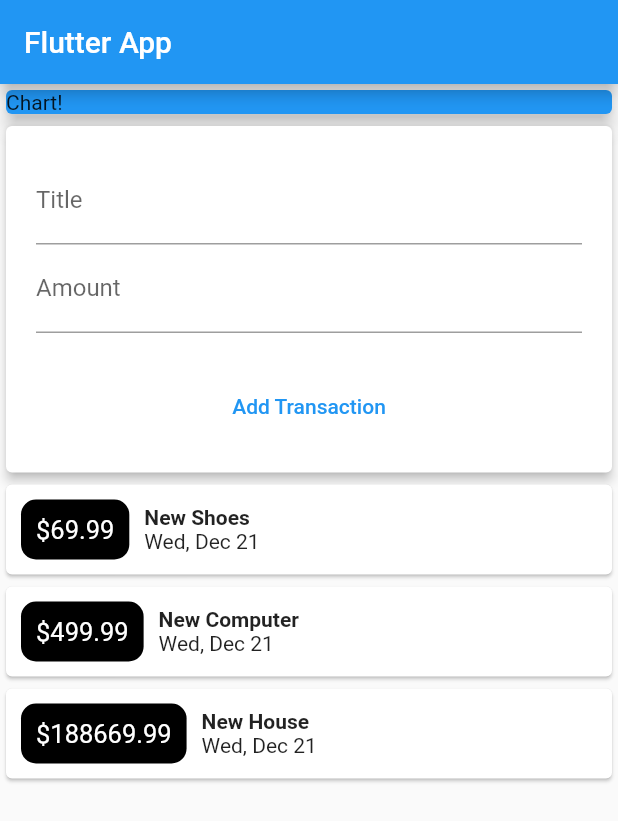
After one commit to edewindt/expense-tracker-desktop, a Flutter app: the screen it shows after launch, on a phone screen of 412 x 824 dp. The commit adds this screen. Shown: the top 821 px of the screen. Run offline on Flutter 3.47's test engine with Material 2 defaults, Android fonts, the phone set to English and light mode, and no system bars.

Commit message:
huge restructuring

```diff
--- /dev/null
+++ b/lib/new_transaction.dart
@@ -0,0 +1,36 @@
+import 'package:flutter/material.dart';
+
+class NewTransaction extends StatelessWidget {
+  NewTransaction({super.key});
+  final titleController = TextEditingController();
+  final amountController = TextEditingController();
+  @override
+  Widget build(BuildContext context) {
+    return Card(
+      elevation: 3,
+      child: Container(
+        padding: const EdgeInsets.all(20),
+        child: Column(
+          children: [
+            TextField(
+              decoration: InputDecoration(labelText: 'Title'),
+              controller: titleController,
+            ),
+            TextField(
+              decoration: InputDecoration(labelText: 'Amount'),
+              controller: amountController,
+            ),
+            Container(
+                margin: const EdgeInsets.only(top: 25),
+                child: TextButton(
+                    onPressed: (() {
+                      print(
+                          '${titleController.text}, ${amountController.text}');
+                    }),
+                    child: const Text('Add Transaction')))
+          ],
+        ),
+      ),
+    );
+  }
+}
--- /dev/null
+++ b/lib/transaction_list.dart
@@ -0,0 +1,44 @@
+import 'package:flutter/material.dart';
+import './transactions.dart';
+import 'package:intl/intl.dart';
+
+class TransactionList extends StatelessWidget {
+  const TransactionList(this.transactions, {super.key});
+  final List<Transaction> transactions;
+  @override
+  Widget build(BuildContext context) {
+    return Column(
+      children: [
+        for (Transaction transaction in transactions)
+          Card(
+            child: Row(
+              children: [
+                Container(
+                  margin: const EdgeInsets.all(10),
+                  decoration: const BoxDecoration(
+                      color: Colors.black,
+                      borderRadius: BorderRadius.all(Radius.circular(10))),
+                  padding: const EdgeInsets.all(10),
+                  child: Text(
+                    '\$${transaction.amount}',
+                    textAlign: TextAlign.center,
+                    style: const TextStyle(color: Colors.white, fontSize: 17),
+                  ),
+                ),
+                Column(
+                  crossAxisAlignment: CrossAxisAlignment.start,
+                  children: [
+                    Text(
+                      transaction.title,
+                      style: const TextStyle(fontWeight: FontWeight.bold),
+                    ),
+                    Text(DateFormat().add_MMMEd().format(transaction.date))
+                  ],
+                )
+              ],
+            ),
+          )
+      ],
+    );
+  }
+}
--- /dev/null
+++ b/lib/user_transaction.dart
@@ -0,0 +1,45 @@
+import 'package:flutter/material.dart';
+import './transaction_list.dart';
+import './new_transaction.dart';
+import './transactions.dart';
+
+import 'package:flutter/material.dart';
+
+class UserTransactions extends StatefulWidget {
+  const UserTransactions({super.key});
+
+  @override
+  State<UserTransactions> createState() => _UserTransactionsState();
+}
+
+class _UserTransactionsState extends State<UserTransactions> {
+  final List<Transaction> transactions = [
+    Transaction(
+        id: 't1', amount: 69.99, date: DateTime.now(), title: 'New Shoes'),
+    Transaction(
+        id: 't2', amount: 499.99, date: DateTime.now(), title: 'New Computer'),
+    Transaction(
+        id: 't3', amount: 188669.99, date: DateTime.now(), title: 'New House')
+  ];
+
+  void addTransaction(String title, double amount) {
+    final newTx = Transaction(
+        id: DateTime.now().toString(),
+        amount: amount,
+        date: DateTime.now(),
+        title: title);
+    setState(() {
+      transactions.add(newTx);
+    });
+  }
+
+  @override
+  Widget build(BuildContext context) {
+    return Column(
+      children: [
+        NewTransaction(),
+        TransactionList(transactions),
+      ],
+    );
+  }
+}
```
Also changed, not shown: lib/main.dart (+2 -77 lines).
